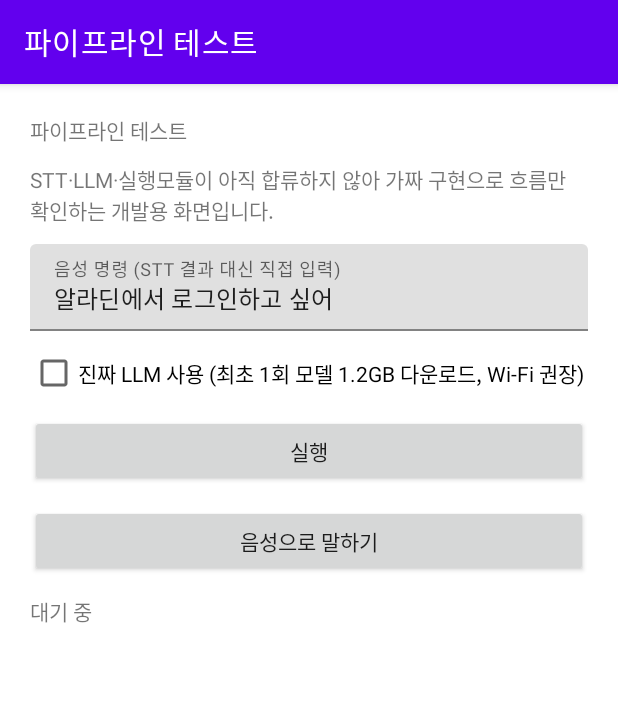
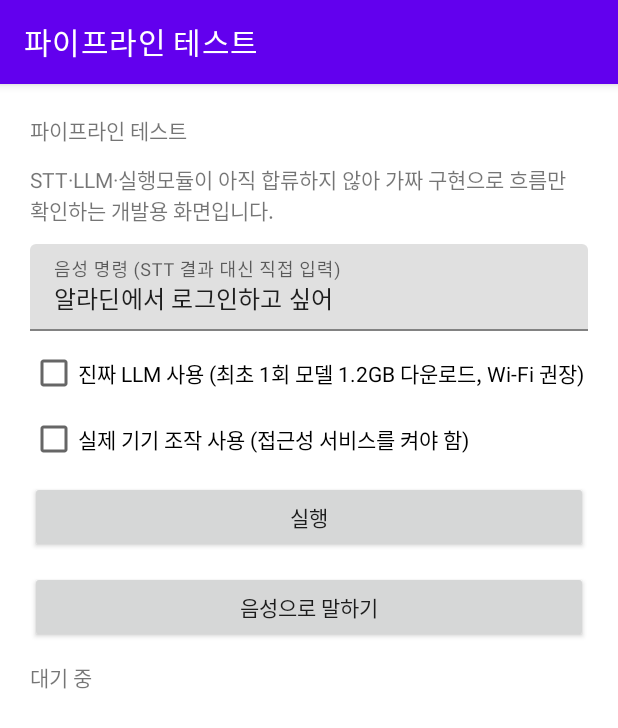
Before and after one commit to pandora7733/AEMX_AI_Empowerment_eXperience, an Android app: the PipelineDebugActivity screen opened directly, with no data from a screen before it, on a phone screen of 412 x 824 dp. Shown: the top 728 px of the screen. Run offline under Robolectric (Android 15) with nearby library versions, the phone set to English and light mode, and no system bars; 2 statements that could not run were skipped.

Commit message:
feat(pipeline): 음성 명령을 LLM 계획으로 만들어 실제 기기를 조작한다
실행 테스트 화면에 "실제 기기 조작 사용" 옵션을 추가했다. 켜면 말한 명령을
LLM 에 넣고, 나온 계획을 접근성 서비스에 넘겨 폰을 직접 조작한다.

오케스트레이터는 거치지 않는다. 실행모듈 경계는 step 단위인데 접근성 서비스는
계획 단위로 돌아서, 둘을 맞추는 일은 #11 에서 한다. 이 경로에서는 화면 검증과
재분석이 돌지 않는다.

S25+ 실기기: 음성 -> "유튜브에서 고양이 영상 틀어줘" 인식, 계획 생성 1.7초,
앱 실행/검색/첫 영상 재생까지 8.2초.

Co-Authored-By: Claude Sonnet 5.5 <noreply@anthropic.com>

```diff
--- a/app/src/main/res/values/strings.xml
+++ b/app/src/main/res/values/strings.xml
@@ -42,4 +42,12 @@
     <string name="pipeline_stt_failed">음성인식 준비 실패: %1$s</string>
     <string name="pipeline_stt_denied">마이크 권한이 없어 음성으로 말할 수 없습니다.</string>
     <string name="pipeline_stt_stopped">듣기를 멈췄습니다.</string>
+    <string name="pipeline_use_real_executor">실제 기기 조작 사용 (접근성 서비스를 켜야 함)</string>
+    <string name="pipeline_device_needs_llm">진짜 LLM 을 먼저 켜 주세요.</string>
+    <string name="pipeline_device_needs_service">접근성 서비스가 꺼져 있습니다.</string>
+    <string name="pipeline_device_planning">실행계획을 만드는 중...</string>
+    <string name="pipeline_device_running">기기를 조작하는 중...</string>
+    <string name="pipeline_device_done">조작을 마쳤습니다. 결과를 확인해 주세요.</string>
+    <string name="pipeline_device_failed">실행 실패: %1$s</string>
+    <string name="pipeline_device_step_failed">%1$d단계에서 실패: %2$s</string>
 </resources>
```
Also changed, not shown: app/src/main/java/com/sihoo/aemx/pipeline/ui/PipelineDebugActivity.kt (+116 -0 lines).
